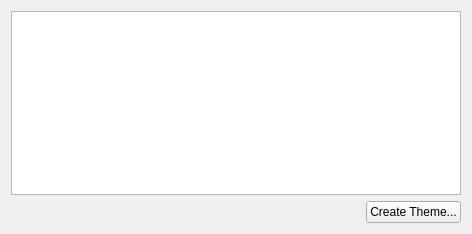
Old version of the form applet/ui/appearance.ui in the repository Emdek/plasmoid-adjustable-clock.
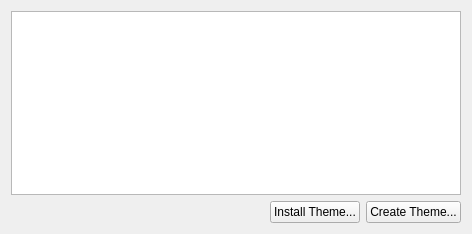
New version of the form.

Commit message: Allow to install theme from file

```diff
--- a/applet/ui/appearance.ui
+++ b/applet/ui/appearance.ui
@@ -45,6 +45,13 @@
        </property>
       </spacer>
      </item>
+     <item>
+      <widget class="QPushButton" name="installButton">
+       <property name="text">
+        <string>Install Theme...</string>
+       </property>
+      </widget>
+     </item>
      <item>
       <widget class="QPushButton" name="createButton">
        <property name="text">
```
The commit also changes 3 other files.
